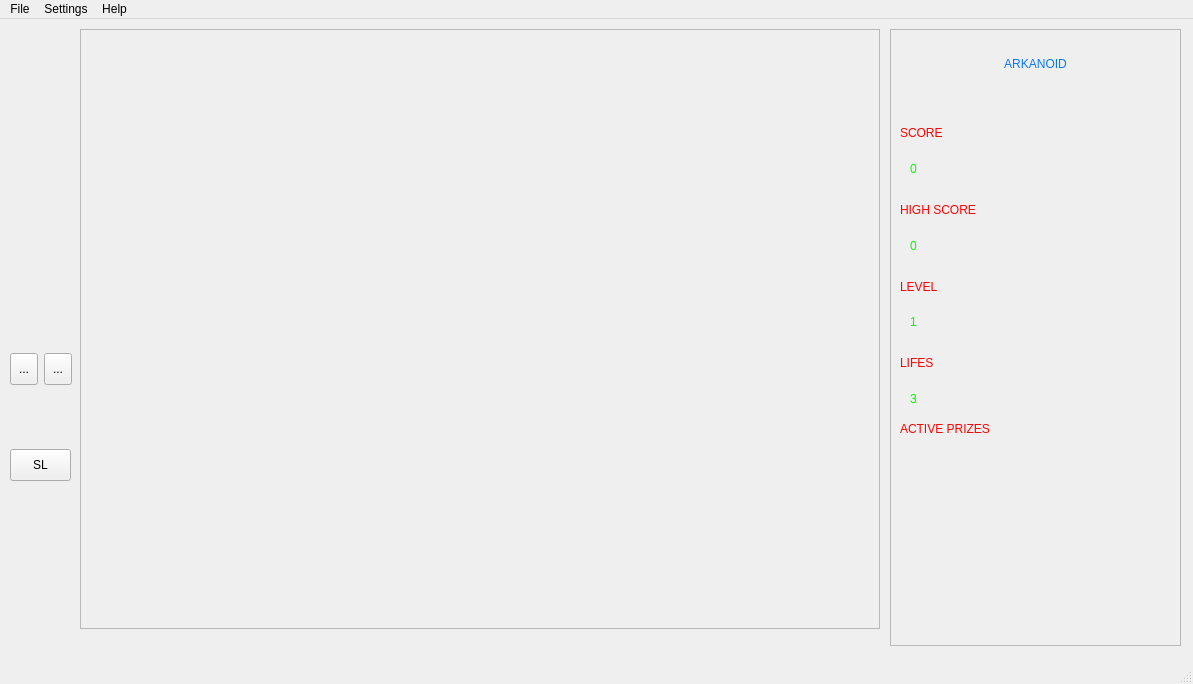
Qt form wmain.ui (adm-academic/CPP_Qt5_QWidgets_Arkanoid) before a commit.
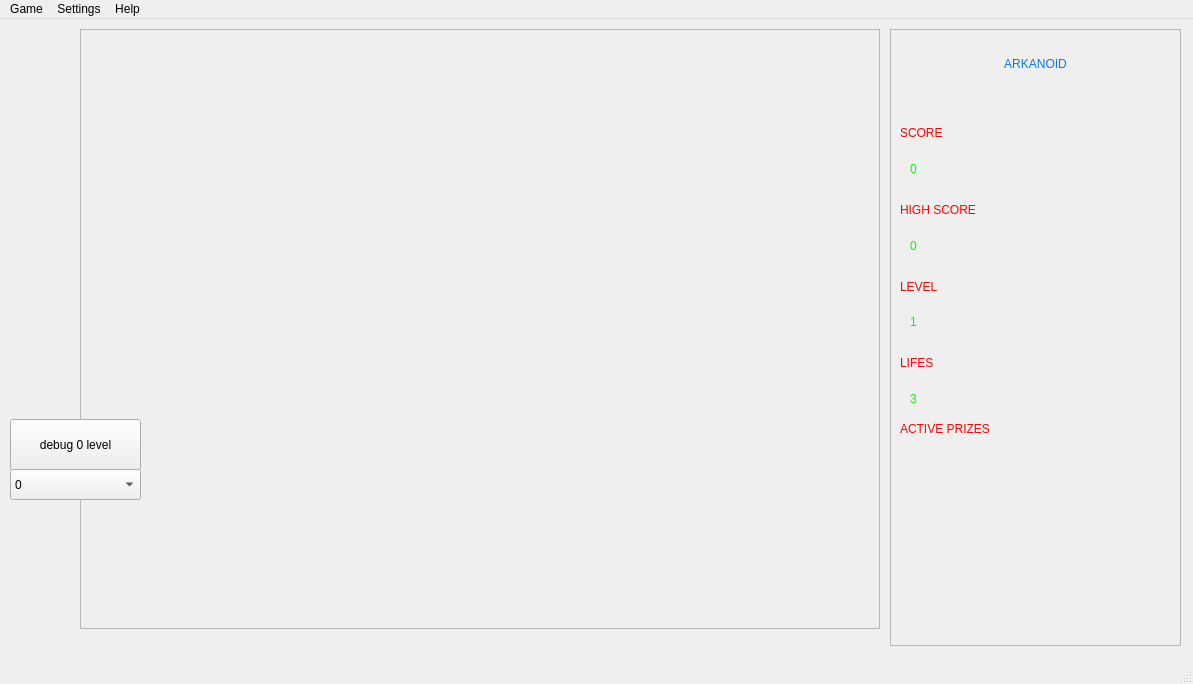
The same form after that commit. Custom widgets are drawn as their Qt base class.

```diff
--- a/wmain.ui
+++ b/wmain.ui
@@ -20,32 +20,6 @@
    <string>Arkanoid Demo</string>
   </property>
   <widget class="QWidget" name="wd_central">
-   <widget class="QToolButton" name="tb_SceneClear">
-    <property name="geometry">
-     <rect>
-      <x>10</x>
-      <y>334</y>
-      <width>28</width>
-      <height>32</height>
-     </rect>
-    </property>
-    <property name="text">
-     <string>...</string>
-    </property>
-   </widget>
-   <widget class="QToolButton" name="tb_InitScene">
-    <property name="geometry">
-     <rect>
-      <x>44</x>
-      <y>334</y>
-      <width>28</width>
-      <height>32</height>
-     </rect>
-    </property>
-    <property name="text">
-     <string>...</string>
-    </property>
-   </widget>
    <widget class="GameFrame" name="fr_game">
     <property name="geometry">
      <rect>
@@ -383,19 +357,69 @@
      </item>
     </layout>
    </widget>
-   <widget class="QToolButton" name="toolButton">
+   <widget class="QPushButton" name="pushButton">
     <property name="geometry">
      <rect>
       <x>10</x>
-      <y>430</y>
-      <width>61</width>
-      <height>32</height>
+      <y>400</y>
+      <width>131</width>
+      <height>51</height>
      </rect>
     </property>
     <property name="text">
-     <string>SL</string>
+     <string>debug 0 level</string>
     </property>
    </widget>
+   <widget class="QComboBox" name="comboBox">
+    <property name="geometry">
+     <rect>
+      <x>10</x>
+      <y>450</y>
+      <width>131</width>
+      <height>31</height>
+     </rect>
+    </property>
+    <item>
+     <property name="text">
+      <string>0</string>
+     </property>
+    </item>
+    <item>
+     <property name="text">
+      <string>1</string>
+     </property>
+    </item>
+    <item>
+     <property name="text">
+      <string>2</string>
+     </property>
+    </item>
+    <item>
+     <property name="text">
+      <string>3</string>
+     </property>
+    </item>
+    <item>
+     <property name="text">
+      <string>4</string>
+     </property>
+    </item>
+    <item>
+     <property name="text">
+      <string>5</string>
+     </property>
+    </item>
+    <item>
+     <property name="text">
+      <string>6</string>
+     </property>
+    </item>
+    <item>
+     <property name="text">
+      <string>7</string>
+     </property>
+    </item>
+   </widget>
   </widget>
   <widget class="QMenuBar" name="menubar">
    <property name="geometry">
@@ -422,7 +446,7 @@
 }</string>
     </property>
     <property name="title">
-     <string>File</string>
+     <string>Game</string>
     </property>
     <addaction name="actionExit"/>
    </widget>
```
Left out of the diff: 6 changed lines with no effect on the pictures.
